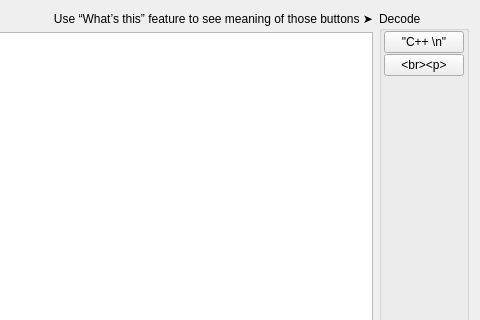
Above: UTranslator/FmDecoder.ui from Mercury13/utranslator before the change; both pictures show x 160 to 640 and y 0 to 320 of the 640 by 463 pixel window. Below: the same form after it.
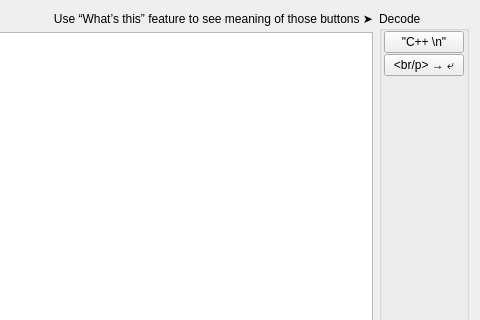
That is the form after the change.

Commit message: What’s this for 2nd button

Diff of the .ui file:
```diff
--- a/UTranslator/FmDecoder.ui
+++ b/UTranslator/FmDecoder.ui
@@ -71,7 +71,7 @@
         <item>
          <widget class="QPushButton" name="beDecodeBr">
           <property name="text">
-           <string>&lt;br&gt;&lt;p&gt;</string>
+           <string>&lt;br/p&gt; → ⤶</string>
           </property>
           <property name="autoDefault">
            <bool>false</bool>
```
Left out of the diff: 8 changed lines with no effect on the pictures. The commit also changes 1 other file.
